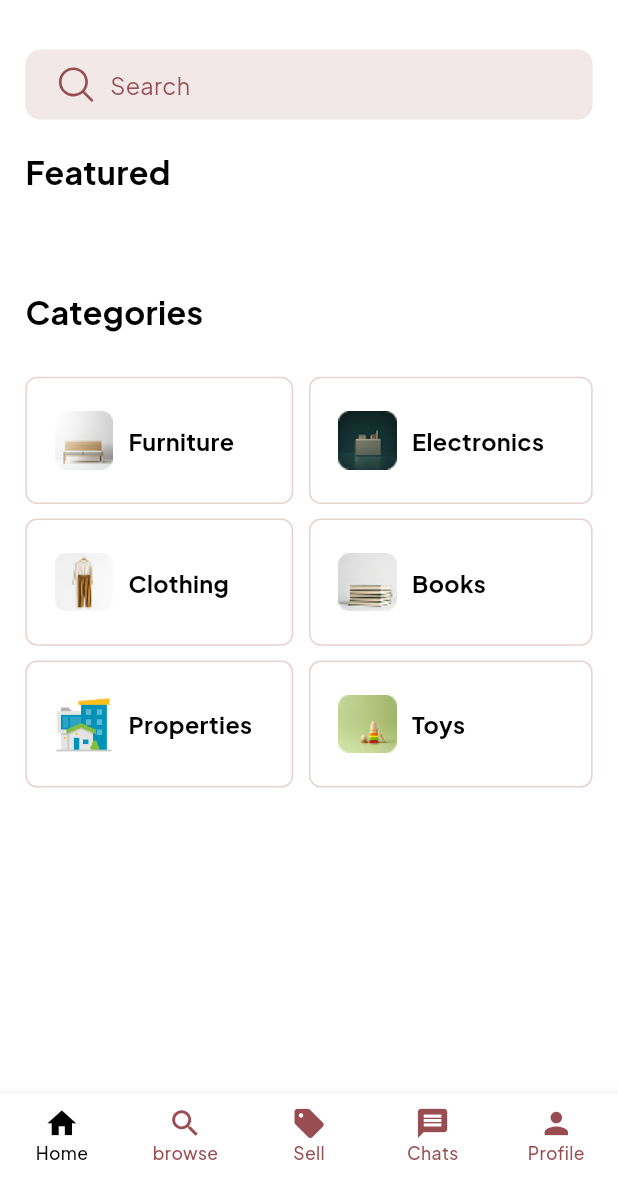
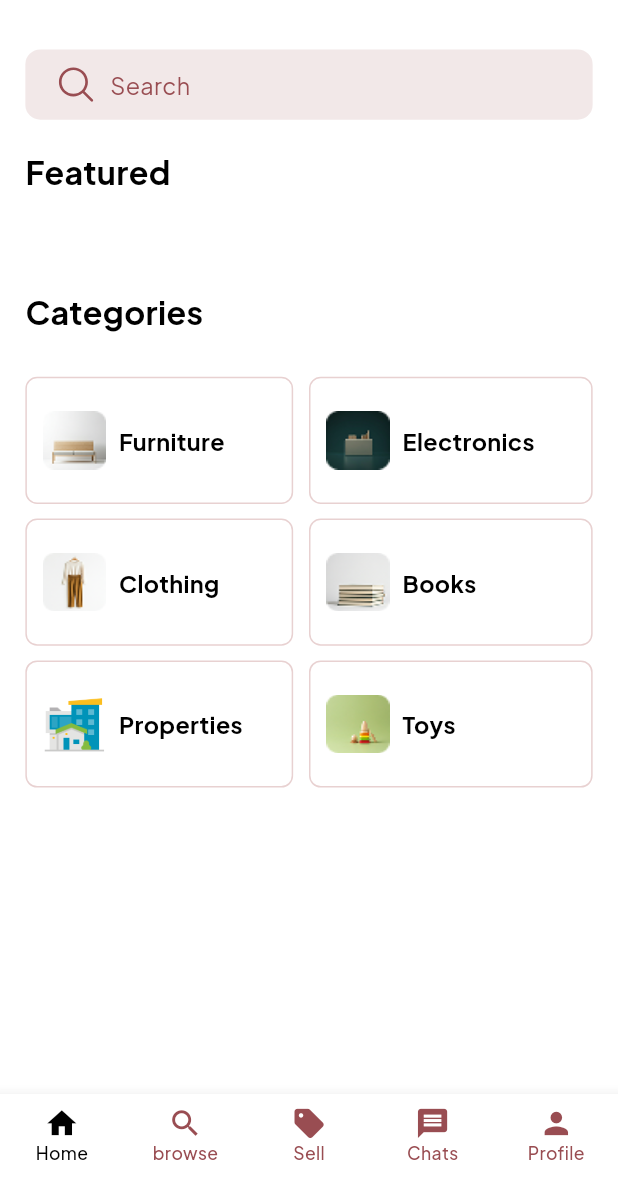
Before and after one commit to mohamedkholy/pickIt, a Flutter app: the screen it shows after launch, on a phone screen of 412 x 824 dp, the part 58-1236 px from its top. Run offline on Flutter 3.47's test engine with Material 3 defaults, Android fonts, the light colour scheme and no system bars; drawn by our look-alikes of auto_size_text; our stand-ins replace cached_network_image, cloud_firestore, connectivity_plus, dotted_border, firebase_auth, firebase_core and 14 more; missing offline and left inert: flutter_debouncer, flutter_facebook_auth; accounts and stored records are empty.

Commit message:
add the auto size text

```diff
--- a/lib/features/home/ui/widgets/category_item.dart
+++ b/lib/features/home/ui/widgets/category_item.dart
@@ -1,3 +1,4 @@
+import 'package:auto_size_text/auto_size_text.dart';
 import 'package:flutter/material.dart';
 import 'package:flutter_bloc/flutter_bloc.dart';
 import 'package:flutter_screenutil/flutter_screenutil.dart';
@@ -24,7 +25,7 @@ class CategoryItem extends StatelessWidget {
         context.read<MainCubit>().moveToBrowse(categories.keys.toList()[index]);
       },
       child: Container(
-        padding: EdgeInsets.symmetric(horizontal: 16.w, vertical: 16.h),
+        padding: EdgeInsets.symmetric(horizontal: 10.w, vertical: 10.h),
         decoration: BoxDecoration(
           border: Border.all(color: const Color(0xffE8D1D1)),
           borderRadius: BorderRadius.circular(8.r),
@@ -35,11 +36,13 @@ class CategoryItem extends StatelessWidget {
               categories.values.toList()[index],
               width: 40.w,
               height: 40.h,
+              fit: BoxFit.fill,
             ),
             SizedBox(width: 8.w),
             Expanded(
-              child: Text(
+              child: AutoSizeText(
                 categories.keys.toList()[index],
+                maxLines: 1,
                 style: MyTextStyles(context).font16BlackBold,
               ),
             ),
--- a/lib/features/post_item/ui/widgets/add_photos_layout.dart
+++ b/lib/features/post_item/ui/widgets/add_photos_layout.dart
@@ -35,6 +35,7 @@ class _AddPhotosLayoutState extends State<AddPhotosLayout> {
             SizedBox(height: 8.h),
             Text(
               "Add photos to show the item's condition",
+              textAlign: TextAlign.center,
               style: MyTextStyles(context).font14BlackRegular,
             ),
             SizedBox(height: 24.h),
--- a/pubspec.yaml
+++ b/pubspec.yaml
@@ -63,6 +63,7 @@ dependencies:
   shimmer_animation: ^2.2.2
   connectivity_plus: ^6.1.4
   flutter_native_splash: ^2.4.6
+  auto_size_text: ^3.0.0
 
 
 dev_dependencies:
```
Also changed, not shown: lib/features/item_details/ui/item_details_screen.dart (+7 -4 lines), pubspec.lock.
